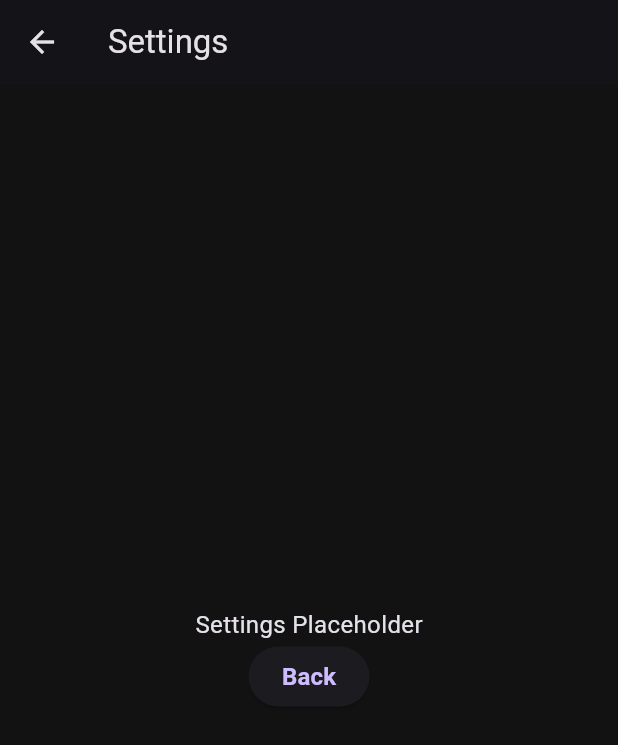
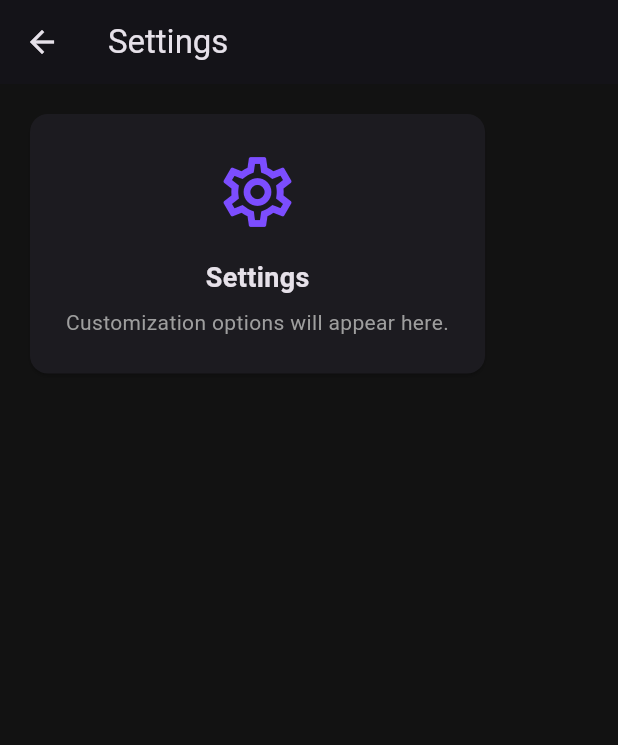
Before and after one commit to vinol3/bowling_assistant, a Flutter app: the SettingsScreen screen opened by its route, on a phone screen of 412 x 824 dp. Shown: the top 745 px of the screen. Run offline on Flutter 3.47's test engine with Material 3 defaults, Android fonts, the phone set to English and light mode, and no system bars; our stand-ins replace camera, cloud_firestore, file_picker, firebase_auth, firebase_core; accounts and stored records are empty.

```diff
--- a/lib/screens/result_screen.dart
+++ b/lib/screens/result_screen.dart
@@ -89,6 +89,12 @@ class ResultsScreen extends StatelessWidget {
                           label: 'Avg Impact Speed',
                           value:
                               '${stats.avgImpactSpeed.toStringAsFixed(1)} km/h',
+                        ),
+                        _StatCard(
+                          icon: Icons.access_alarm_rounded,
+                          label: 'working on it',
+                          value:
+                              'More stats coming soon...',
                         ),
                       ],
                     ),
--- a/lib/screens/settings_screen.dart
+++ b/lib/screens/settings_screen.dart
@@ -1,4 +1,6 @@
 import 'package:flutter/material.dart';
+import '../theme/app_text_styles.dart';
+import '../theme/app_colors.dart';
 
 class SettingsScreen extends StatelessWidget {
   const SettingsScreen({super.key});
@@ -6,17 +8,53 @@ class SettingsScreen extends StatelessWidget {
   @override
   Widget build(BuildContext context) {
     return Scaffold(
-      appBar: AppBar(title: const Text('Settings')),
-      body: Center(
-        child: Column(
-          mainAxisAlignment: MainAxisAlignment.center,
-          children: [
-            const Text('Settings Placeholder'),
-            ElevatedButton(
-              onPressed: () => Navigator.pop(context),
-              child: const Text('Back'),
-            ),
-          ],
+      appBar: AppBar(
+        title: const Text('Settings'),
+      ),
+      body: Padding(
+        padding: const EdgeInsets.all(16),
+        child: TweenAnimationBuilder<double>(
+          tween: Tween(begin: 0, end: 1),
+          duration: const Duration(milliseconds: 400),
+          builder: (context, value, child) {
+            return Opacity(
+              opacity: value,
+              child: Transform.translate(
+                offset: Offset(0, 16 * (1 - value)),
+                child: child,
+              ),
+            );
+          },
+          child: Column(
+            children: [
+              Card(
+                child: Padding(
+                  padding: const EdgeInsets.all(24),
+                  child: Column(
+                    children: [
+                      const Icon(
+                        Icons.settings_outlined,
+                        size: 56,
+                        color: AppColors.primary,
+                      ),
+                      const SizedBox(height: 16),
+                      Text(
+                        'Settings',
+                        style: AppTextStyles.sectionTitle,
+                      ),
+                      const SizedBox(height: 8),
+                      Text(
+                        'Customization options will appear here.',
+                        style: AppTextStyles.bodyMuted,
+                        textAlign: TextAlign.center,
+                      ),
+                    ],
+                  ),
+                ),
+              ),
+              const SizedBox(height: 24),
+            ],
+          ),
         ),
       ),
     );
--- /dev/null
+++ b/lib/theme/app_theme_mode.dart
@@ -0,0 +1,4 @@
+enum AppThemeMode {
+  light,
+  dark,
+}
```
